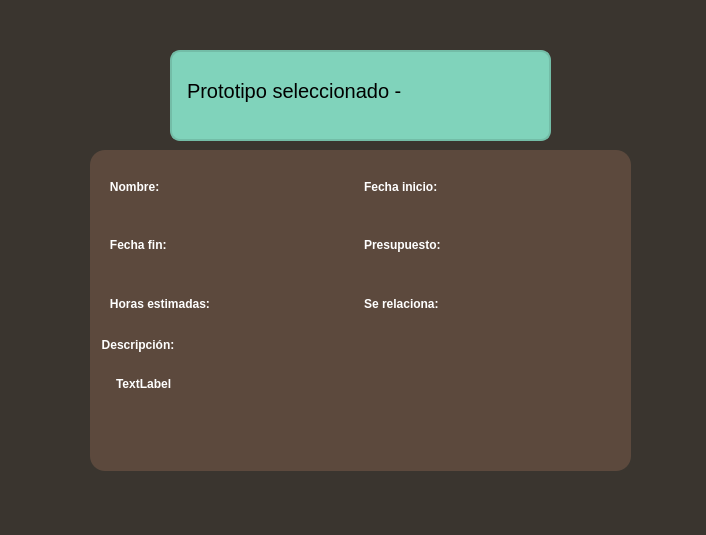
Old version of the form inspeccionar_proto.ui in the repository julinavas14/trabajo_programacion_sql.
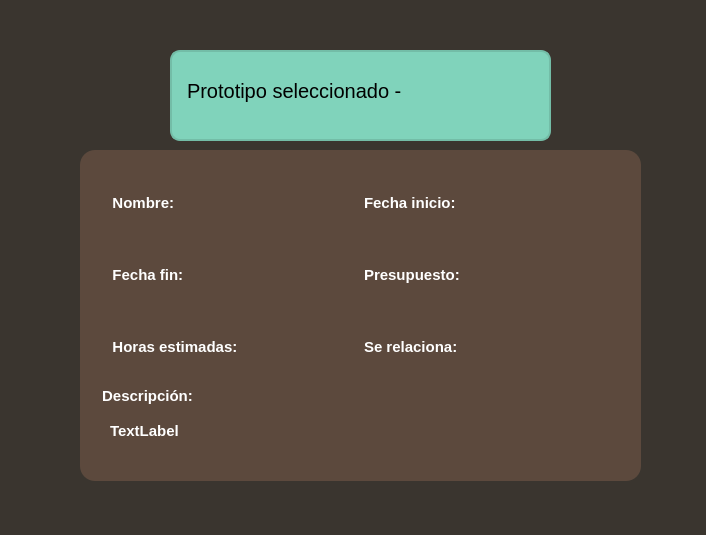
New version of the form.

Commit message: inspeccionar cambios

Patch:
```diff
--- a/inspeccionar_proto.ui
+++ b/inspeccionar_proto.ui
@@ -19,10 +19,10 @@
   <widget class="QFrame" name="frame">
    <property name="geometry">
     <rect>
-     <x>90</x>
+     <x>80</x>
      <y>150</y>
-     <width>541</width>
-     <height>321</height>
+     <width>561</width>
+     <height>331</height>
     </rect>
    </property>
    <property name="styleSheet">
@@ -30,7 +30,9 @@
 background-color: #5c493d;
 border-radius: 15px;
 color:white;
-font-weight: bold;</string>
+font-weight: bold;
+text-align: center;
+</string>
    </property>
    <property name="frameShape">
     <enum>QFrame::StyledPanel</enum>
@@ -41,58 +43,29 @@
    <widget class="QWidget" name="gridLayoutWidget">
     <property name="geometry">
      <rect>
-      <x>10</x>
-      <y>10</y>
+      <x>20</x>
+      <y>20</y>
       <width>521</width>
       <height>281</height>
      </rect>
     </property>
     <layout class="QGridLayout" name="gridins">
-     <item row="1" column="0">
-      <widget class="QLabel" name="Lfin">
-       <property name="styleSheet">
-        <string notr="true">color:white;
-background-color: rgb(92, 73, 61);</string>
-       </property>
-       <property name="text">
-        <string>   Fecha fin:</string>
-       </property>
-      </widget>
-     </item>
-     <item row="0" column="1">
-      <widget class="QLabel" name="Lini">
-       <property name="styleSheet">
-        <string notr="true">background-color: rgb(92, 73, 61);</string>
-       </property>
-       <property name="text">
-        <string>Fecha inicio:</string>
-       </property>
-      </widget>
-     </item>
      <item row="1" column="1">
       <widget class="QLabel" name="Lpresu">
        <property name="styleSheet">
-        <string notr="true">background-color: rgb(92, 73, 61);</string>
+        <string notr="true">background-color: rgb(92, 73, 61);
+font-size: 15px;</string>
        </property>
        <property name="text">
         <string>Presupuesto:</string>
        </property>
       </widget>
      </item>
-     <item row="2" column="0">
-      <widget class="QLabel" name="Lhoras">
-       <property name="styleSheet">
-        <string notr="true">background-color: rgb(92, 73, 61);</string>
-       </property>
-       <property name="text">
-        <string>   Horas estimadas:</string>
-       </property>
-      </widget>
-     </item>
      <item row="2" column="1">
       <widget class="QLabel" name="Lrela">
        <property name="styleSheet">
-        <string notr="true">background-color: rgb(92, 73, 61);</string>
+        <string notr="true">background-color: rgb(92, 73, 61);
+font-size: 15px;</string>
        </property>
        <property name="text">
         <string>Se relaciona:</string>
@@ -103,23 +76,61 @@
       <widget class="QLabel" name="LNombre">
        <property name="styleSheet">
         <string notr="true">background-color: rgb(92, 73, 61);
-color:white;</string>
+color:white;
+font-size: 15px;</string>
        </property>
        <property name="text">
         <string>   Nombre:</string>
        </property>
       </widget>
      </item>
-     <item row="6" column="0" rowspan="2" colspan="2">
+     <item row="1" column="0">
+      <widget class="QLabel" name="Lfin">
+       <property name="styleSheet">
+        <string notr="true">color:white;
+background-color: rgb(92, 73, 61);
+font-size: 15px;</string>
+       </property>
+       <property name="text">
+        <string>   Fecha fin:</string>
+       </property>
+      </widget>
+     </item>
+     <item row="2" column="0">
+      <widget class="QLabel" name="Lhoras">
+       <property name="styleSheet">
+        <string notr="true">background-color: rgb(92, 73, 61);
+font-size: 15px;</string>
+       </property>
+       <property name="text">
+        <string>   Horas estimadas:</string>
+       </property>
+      </widget>
+     </item>
+     <item row="0" column="1">
+      <widget class="QLabel" name="Lini">
+       <property name="styleSheet">
+        <string notr="true">background-color: rgb(92, 73, 61);
+font-size: 15px;</string>
+       </property>
+       <property name="text">
+        <string>Fecha inicio:</string>
+       </property>
+      </widget>
+     </item>
+     <item row="6" column="0" colspan="2">
       <widget class="QGroupBox" name="qdesc">
+       <property name="styleSheet">
+        <string notr="true">font-size: 15px;</string>
+       </property>
        <property name="title">
         <string>Descripción:</string>
        </property>
        <widget class="QLabel" name="Ldesc">
         <property name="geometry">
          <rect>
-          <x>16</x>
-          <y>22</y>
+          <x>10</x>
+          <y>20</y>
           <width>481</width>
           <height>51</height>
          </rect>
```
